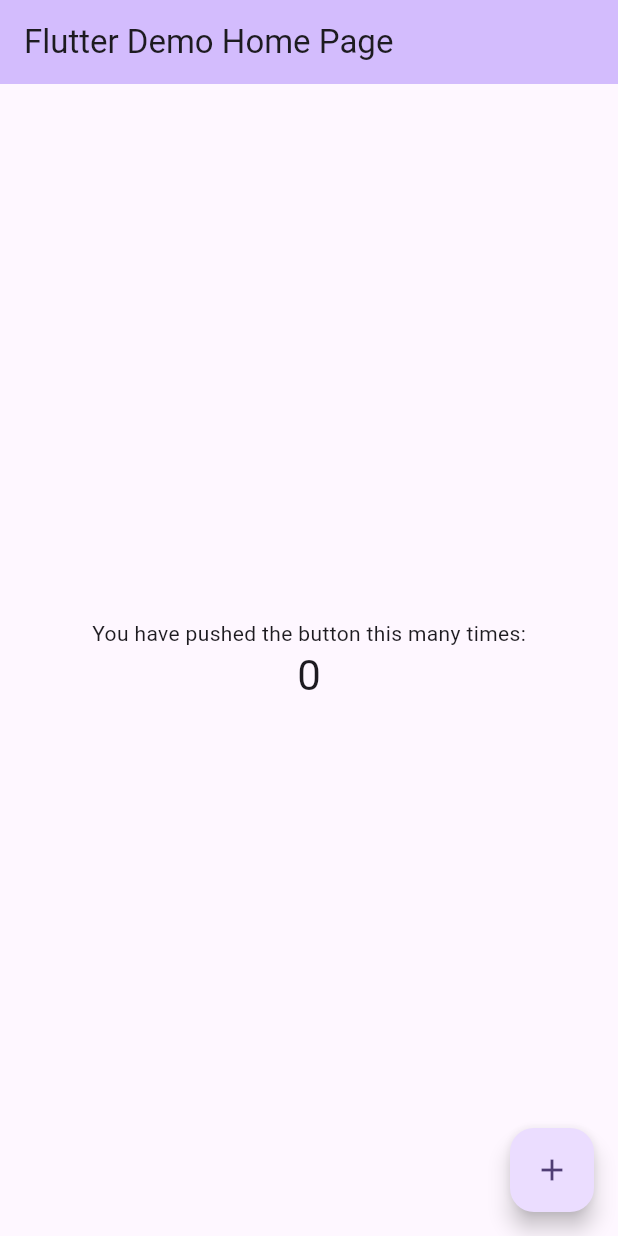
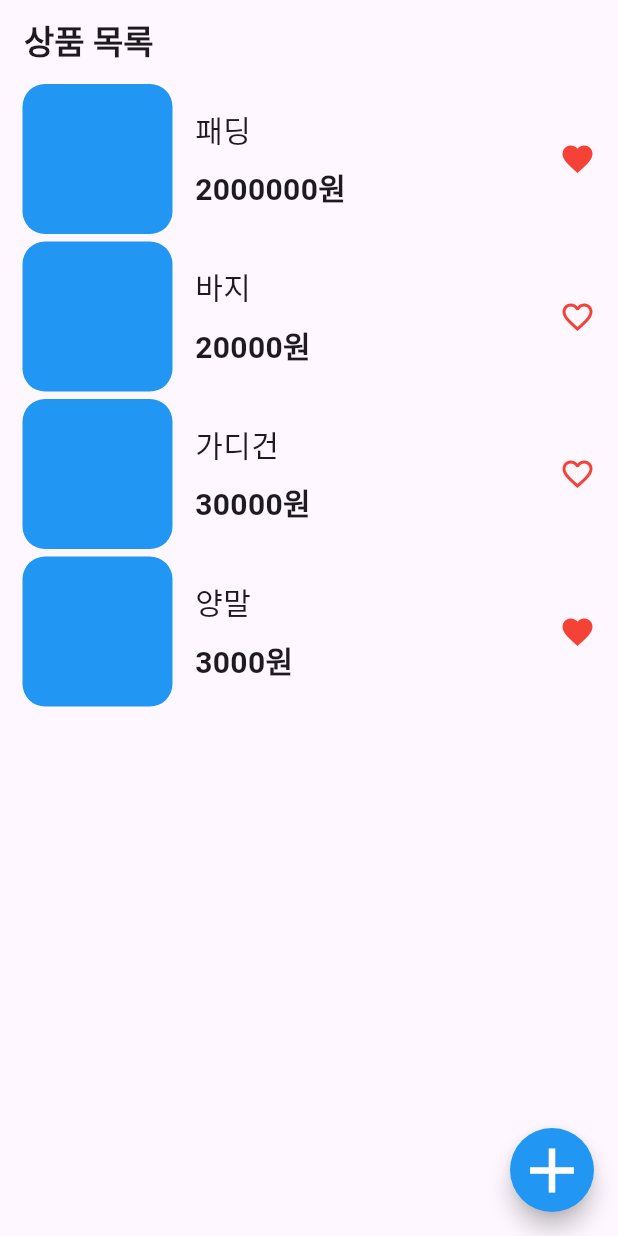
Before and after one commit to jang08089/flutter_shopping, a Flutter app: the screen it shows after launch, on a phone screen of 412 x 824 dp. Run offline on Flutter 3.47's test engine with Material 3 defaults, Android fonts, the phone set to English and light mode, and no system bars.

Commit message:
feat: add ItemList page_KimBS

```diff
--- /dev/null
+++ b/lib/home_page.dart
@@ -0,0 +1,42 @@
+import 'package:flutter/material.dart';
+import 'package:flutter_shopping/widgets/item_list.dart';
+
+class HomePage extends StatelessWidget{
+  const HomePage({super.key});
+  @override
+  Widget build(BuildContext context) {
+    return Scaffold(
+      appBar: AppBar(
+        title: Text('상품 목록',
+        style: TextStyle(
+          fontSize: 22,
+          fontWeight: FontWeight.bold
+        ),
+        ),
+      ),
+      body: Padding(
+        padding: const EdgeInsets.symmetric(horizontal: 15),
+        child: Column(
+          children: [
+            itemList('패딩', 2000000, true),
+            SizedBox(height: 5),
+            itemList('바지', 20000, false),
+            SizedBox(height: 5),
+            itemList('가디건', 30000, false),
+            SizedBox(height: 5),
+            itemList('양말', 3000, true),
+          ]
+            ),
+      ),
+      floatingActionButton: FloatingActionButton(onPressed: (){},
+      child: Icon(Icons.add, color: Colors.white, size: 50,),
+      backgroundColor: Colors.blue,
+      shape: RoundedRectangleBorder(borderRadius: BorderRadius.circular(30))
+      ),
+
+
+    );
+  }
+
+
+}
--- a/lib/main.dart
+++ b/lib/main.dart
@@ -1,4 +1,7 @@
+
 import 'package:flutter/material.dart';
+import 'package:flutter_shopping/home_page.dart';
+
 
 void main() {
   runApp(const MyApp());
@@ -7,116 +10,10 @@ void main() {
 class MyApp extends StatelessWidget {
   const MyApp({super.key});
 
-  // This widget is the root of your application.
   @override
   Widget build(BuildContext context) {
-    return MaterialApp(
-      title: 'Flutter Demo',
-      theme: ThemeData(
-        // This is the theme of your application.
-        //
-        // TRY THIS: Try running your application with "flutter run". You'll see
-        // the application has a purple toolbar. Then, without quitting the app,
-        // try changing the seedColor in the colorScheme below to Colors.green
-        // and then invoke "hot reload" (save your changes or press the "hot
-        // reload" button in a Flutter-supported IDE, or press "r" if you used
-        // the command line to start the app).
-        //
-        // Notice that the counter didn't reset back to zero; the application
-        // state is not lost during the reload. To reset the state, use hot
-        // restart instead.
-        //
-        // This works for code too, not just values: Most code changes can be
-        // tested with just a hot reload.
-        colorScheme: ColorScheme.fromSeed(seedColor: Colors.deepPurple),
-      ),
-      home: const MyHomePage(title: 'Flutter Demo Home Page'),
+    return const MaterialApp(
+      home: HomePage(),
     );
   }
 }
-
-class MyHomePage extends StatefulWidget {
-  const MyHomePage({super.key, required this.title});
-
-  // This widget is the home page of your application. It is stateful, meaning
-  // that it has a State object (defined below) that contains fields that affect
-  // how it looks.
-
-  // This class is the configuration for the state. It holds the values (in this
-  // case the title) provided by the parent (in this case the App widget) and
-  // used by the build method of the State. Fields in a Widget subclass are
-  // always marked "final".
-
-  final String title;
-
-  @override
-  State<MyHomePage> createState() => _MyHomePageState();
-}
-
-class _MyHomePageState extends State<MyHomePage> {
-  int _counter = 0;
-
-  void _incrementCounter() {
-    setState(() {
-      // This call to setState tells the Flutter framework that something has
-      // changed in this State, which causes it to rerun the build method below
-      // so that the display can reflect the updated values. If we changed
-      // _counter without calling setState(), then the build method would not be
-      // called again, and so nothing would appear to happen.
-      _counter++;
-    });
-  }
-
-  @override
-  Widget build(BuildContext context) {
-    // This method is rerun every time setState is called, for instance as done
-    // by the _incrementCounter method above.
-    //
-    // The Flutter framework has been optimized to make rerunning build methods
-    // fast, so that you can just rebuild anything that needs updating rather
-    // than having to individually change instances of widgets.
-    return Scaffold(
-      appBar: AppBar(
-        // TRY THIS: Try changing the color here to a specific color (to
-        // Colors.amber, perhaps?) and trigger a hot reload to see the AppBar
-        // change color while the other colors stay the same.
-        backgroundColor: Theme.of(context).colorScheme.inversePrimary,
-        // Here we take the value from the MyHomePage object that was created by
-        // the App.build method, and use it to set our appbar title.
-        title: Text(widget.title),
-      ),
-      body: Center(
-        // Center is a layout widget. It takes a single child and positions it
-        // in the middle of the parent.
-        child: Column(
-          // Column is also a layout widget. It takes a list of children and
-          // arranges them vertically. By default, it sizes itself to fit its
-          // children horizontally, and tries to be as tall as its parent.
-          //
-          // Column has various properties to control how it sizes itself and
-          // how it positions its children. Here we use mainAxisAlignment to
-          // center the children vertically; the main axis here is the vertical
-          // axis because Columns are vertical (the cross axis would be
-          // horizontal).
-          //
-          // TRY THIS: Invoke "debug painting" (choose the "Toggle Debug Paint"
-          // action in the IDE, or press "p" in the console), to see the
-          // wireframe for each widget.
-          mainAxisAlignment: MainAxisAlignment.center,
-          children: <Widget>[
-            const Text('You have pushed the button this many times:'),
-            Text(
-              '$_counter',
-              style: Theme.of(context).textTheme.headlineMedium,
-            ),
-          ],
-        ),
-      ),
-      floatingActionButton: FloatingActionButton(
-        onPressed: _incrementCounter,
-        tooltip: 'Increment',
-        child: const Icon(Icons.add),
-      ), // This trailing comma makes auto-formatting nicer for build methods.
-    );
-  }
-}
--- /dev/null
+++ b/lib/widgets/item_list.dart
@@ -0,0 +1,39 @@
+
+
+
+
+import 'package:flutter/material.dart';
+
+Widget itemList(String itemName, int price, bool isSelected) {
+    return Row(
+        children: [
+        Container(
+          height: 100,
+          width: 100,
+          decoration: BoxDecoration(
+            borderRadius: BorderRadius.circular(15),
+            color: Colors.blue
+          )
+        ),
+        SizedBox(width: 15),
+        Column(
+          crossAxisAlignment: CrossAxisAlignment.start,
+          children: [
+            Text(itemName,
+            style: TextStyle(
+              fontSize: 20),
+              ),
+              SizedBox(height: 10),
+            Text('$price원',
+            style: TextStyle(
+              fontSize: 20,
+              fontWeight: FontWeight.bold
+            ),)
+          ],
+        ),
+        Spacer(),
+        Icon((isSelected) ? Icons.favorite : Icons.favorite_border,
+        color: Colors.red)
+      ],
+    );
+  }
```
